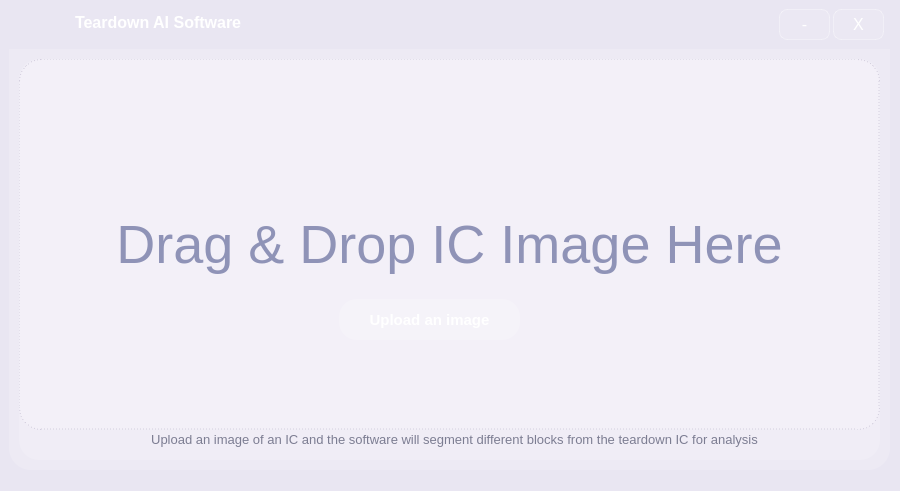
IsfarNayen/AI_Dye_Block_Detection, file main_ui.ui: the form before one commit.
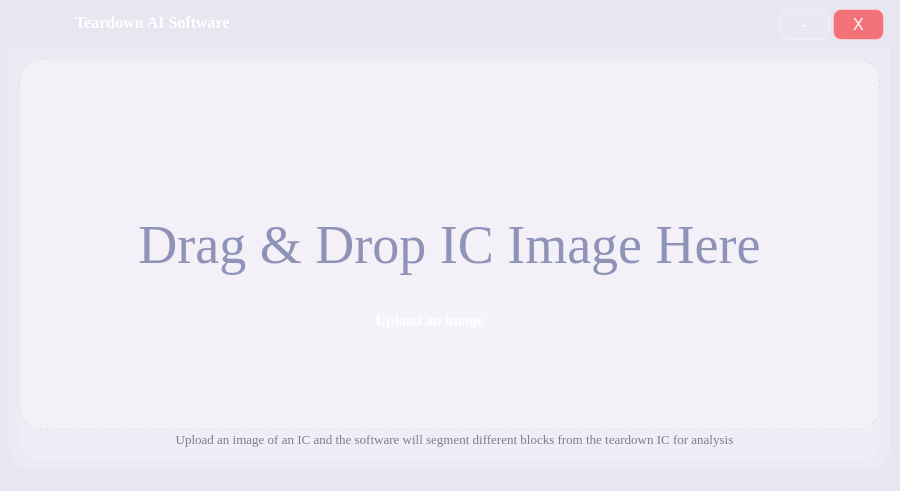
The form after the commit.

Commit message: Added save button, changed font, added saved picture format, changed UI of segmented UI

```diff
--- a/main_ui.ui
+++ b/main_ui.ui
@@ -72,6 +72,14 @@
           <height>21</height>
          </rect>
         </property>
+        <property name="font">
+         <font>
+          <family>Times New Roman</family>
+          <pointsize>-1</pointsize>
+          <weight>62</weight>
+          <bold>true</bold>
+         </font>
+        </property>
         <property name="styleSheet">
          <string notr="true">    background: transparent;
     color: white;
@@ -93,23 +101,20 @@
          </rect>
         </property>
         <property name="styleSheet">
-         <string notr="true">QPushButton#minimizeButton,
-QPushButton#closeButton {
-    background-color: rgba(255, 255, 255, 0.10);
+         <string notr="true">QPushButton#closeButton {
+    background-color: rgba(255, 0, 0, 0.50);
     color: white;
     border: 1px solid rgba(255, 255, 255, 0.35);
     border-radius: 8px;
     font-size: 16px;
 }
 
-QPushButton#minimizeButton:hover,
 QPushButton#closeButton:hover {
-    background-color: rgba(255, 255, 255, 0.20);
+    background-color: rgba(255, 0, 0, 0.70);
 }
 
-QPushButton#minimizeButton:pressed,
 QPushButton#closeButton:pressed {
-    background-color: rgba(255, 255, 255, 0.28);
+    background-color: rgba(255, 0, 0, 1);
 }</string>
         </property>
         <property name="text">
@@ -225,6 +230,14 @@
            <height>71</height>
           </rect>
          </property>
+         <property name="font">
+          <font>
+           <family>Times New Roman</family>
+           <pointsize>-1</pointsize>
+           <weight>50</weight>
+           <bold>false</bold>
+          </font>
+         </property>
          <property name="styleSheet">
           <string notr="true">    background: transparent;
     color: #8f93b7;
@@ -248,6 +261,14 @@
            <height>41</height>
           </rect>
          </property>
+         <property name="font">
+          <font>
+           <family>Times New Roman</family>
+           <pointsize>-1</pointsize>
+           <weight>62</weight>
+           <bold>true</bold>
+          </font>
+         </property>
          <property name="styleSheet">
           <string notr="true">QPushButton#uploadImagebutton {
     background: qlineargradient(
@@ -339,6 +360,14 @@
            <height>21</height>
           </rect>
          </property>
+         <property name="font">
+          <font>
+           <family>Times New Roman</family>
+           <pointsize>-1</pointsize>
+           <weight>50</weight>
+           <bold>false</bold>
+          </font>
+         </property>
          <property name="styleSheet">
           <string notr="true">    background: transparent;
     color: #7c7d92;
```
The commit also changes 5 other files.
